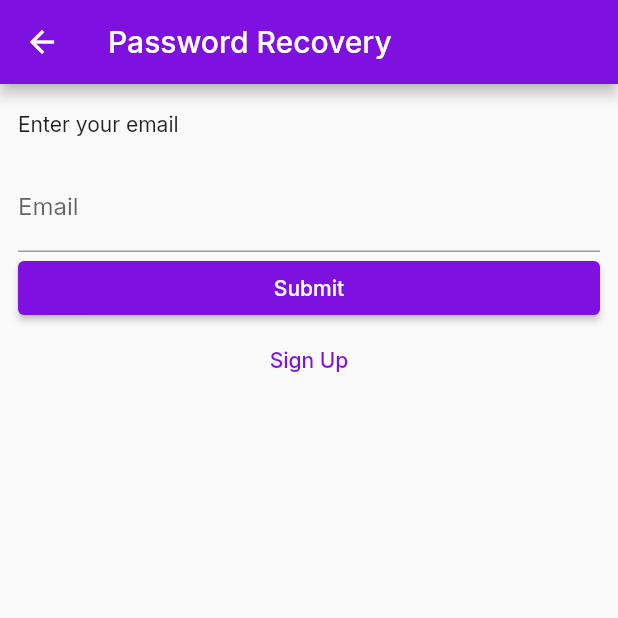
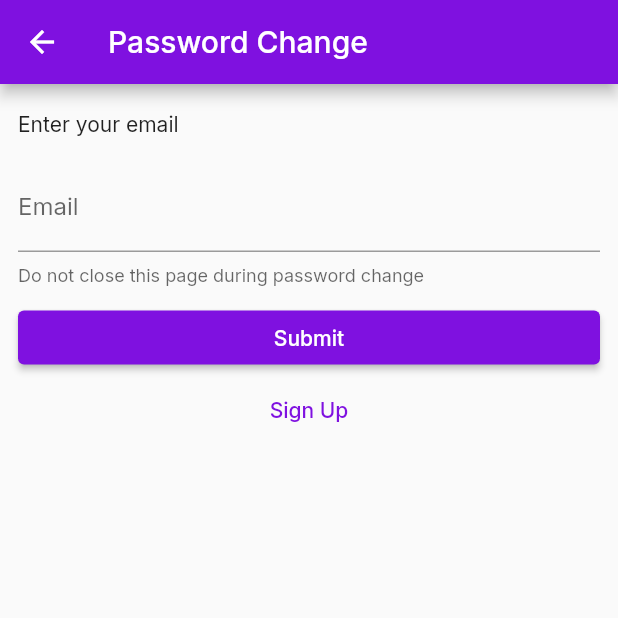
Before and after one commit to de-timebank/frontend, a Flutter app: the screen it shows after launch, after a tap on "Forgot Password", on a phone screen of 412 x 824 dp, the top half of it. Run offline on Flutter 3.47's test engine with Material 2 defaults, Android fonts, the phone set to English and light mode, and no system bars; our stand-ins replace google_fonts, image_picker, supabase_flutter; missing offline and left inert: textfield_tags; accounts and stored records are empty.

Commit message:
supabase limitations
must stay in page during email redirect

```diff
--- a/lib/auth pages/account_page.dart
+++ b/lib/auth pages/account_page.dart
@@ -109,7 +109,7 @@ class _AccountPageState extends State<AccountPage> {
     try {
       await supabase.auth.signOut();
     } on AuthException catch (error) {
-      context.showErrorSnackBar(message: error.message);
+      context.showErrorSnackBar(message: 'error signing out');
     } catch (error) {
       context.showErrorSnackBar(message: 'Unable to signout');
     }
--- a/lib/auth pages/forgotPasword.dart
+++ b/lib/auth pages/forgotPasword.dart
@@ -5,6 +5,8 @@ import 'package:supabase_flutter/supabase_flutter.dart';
 import 'package:testfyp/components/constants.dart';
 //import 'package:testfyp/pages/password.dart';
 import 'package:testfyp/auth%20pages/signUpPage.dart';
+
+import '../splash_page.dart';
 
 class PasswordRecoveryPage extends StatefulWidget {
   const PasswordRecoveryPage({super.key});
@@ -18,6 +20,7 @@ class PasswordRecoveryPageState extends State<PasswordRecoveryPage> {
   bool _redirecting = false;
   late final TextEditingController _emailController;
   late final StreamSubscription<AuthState> _authStateSubscription;
+  //final session = supabase.auth.currentSession;
   //late final TextEditingController _passwordController;
   //late final StreamSubscription<AuthState> _authStateSubscription;
   Future<void> _passwordRecover() async {
@@ -29,10 +32,26 @@ class PasswordRecoveryPageState extends State<PasswordRecoveryPage> {
         _emailController.text,
         redirectTo: kIsWeb ? null : 'io.supabase.flutter://reset-callback/',
       );
+      // final data = await supabase
+      //     .from('profiles')
+      //     .select()
+      //     .eq('Email', _emailController.text);
+      // print(data);
+      //final session = supabase.auth.currentSession;
+      //print(session!.user.id.length);
+      //print(object)
+      // if (response.user!.identities!.length == 0) {
+      //   context.showSnackBar(message: 'User Already Registered!!');
+      //   // _emailController.clear();
+      //   // _passwordController.clear();
+      // } else
       if (mounted) {
         context.showSnackBar(
             message: 'Check your email for password recovery!');
-        _emailController.clear();
+        // _emailController.clear();
+        // Navigator.of(context).popUntil((route) => route.isFirst);
+        // Navigator.pushReplacement(context,
+        //     MaterialPageRoute(builder: (BuildContext context) => SplashPage()));
       }
     } on AuthException catch (error) {
       context.showErrorSnackBar(message: error.message);
@@ -51,6 +70,7 @@ class PasswordRecoveryPageState extends State<PasswordRecoveryPage> {
       if (_redirecting) return;
       final session = data.session;
       final AuthChangeEvent event = data.event;
+      //print(event);
       if (event == AuthChangeEvent.passwordRecovery && session != null) {
         // handle signIn
         Navigator.of(context).pushReplacementNamed('/passwordReset');
@@ -75,7 +95,7 @@ class PasswordRecoveryPageState extends State<PasswordRecoveryPage> {
   Widget build(BuildContext context) {
     return Scaffold(
       appBar: AppBar(
-        title: const Text('Password Recovery'),
+        title: const Text('Password Change'),
         // backgroundColor: Color.fromARGB(255, 127, 17, 224),
       ),
       body: ListView(
@@ -85,14 +105,17 @@ class PasswordRecoveryPageState extends State<PasswordRecoveryPage> {
           const SizedBox(height: 18),
           TextFormField(
             controller: _emailController,
-            decoration: const InputDecoration(labelText: 'Email'),
+            decoration: const InputDecoration(
+                labelText: 'Email',
+                //hintText: 'Do not close this page during password change',
+                helperText: 'Do not close this page during password change'),
           ),
           // const SizedBox(height: 18),
           // TextFormField(
           //   controller: _passwordController,
           //   decoration: const InputDecoration(labelText: 'Password'),
           // ),
-          // const SizedBox(height: 18),
+          const SizedBox(height: 10),
           ElevatedButton(
             onPressed: _isLoading ? null : _passwordRecover,
             child: Text(_isLoading ? 'Loading' : 'Submit'),
--- a/lib/auth pages/loginPage.dart
+++ b/lib/auth pages/loginPage.dart
@@ -52,11 +52,12 @@ class _LoginPageState extends State<LoginPage> {
     _authStateSubscription = supabase.auth.onAuthStateChange.listen((data) {
       if (_redirecting) return;
       final session = data.session;
-      final AuthChangeEvent event = data.event;
-      if (event == AuthChangeEvent.passwordRecovery && session != null) {
-        // handle signIn
-        Navigator.of(context).pushReplacementNamed('/passwordReset');
-      } else if (session != null) {
+      // final AuthChangeEvent event = data.event;
+      // if (event == AuthChangeEvent.passwordRecovery && session != null) {
+      //   // handle signIn
+      //   Navigator.of(context).pushReplacementNamed('/passwordReset');
+      // } else
+      if (session != null) {
         _redirecting = true;
         Navigator.of(context).pushReplacementNamed('/navigation');
       }
--- a/lib/auth pages/signUpPage.dart
+++ b/lib/auth pages/signUpPage.dart
@@ -36,7 +36,7 @@ class _SignUpPageState extends State<SignUpPage> {
       );
 
       // ERROR: Prompt the user to try again!
-      print(response.user!.identities!.length);
+      // print(response.user!.identities!.length);
       // if (session != null) {!
       //   context.showSnackBar(message: 'User Already Registered!!');
       // }
@@ -108,6 +108,7 @@ class _SignUpPageState extends State<SignUpPage> {
             obscureText: !_passwordVisible,
             decoration: InputDecoration(
               labelText: 'Password',
+              helperText: 'Do not close this page when signing up',
               suffixIcon: IconButton(
                 icon: Icon(
                   // Based on passwordVisible state choose the icon
--- a/lib/splash_page.dart
+++ b/lib/splash_page.dart
@@ -5,7 +5,7 @@
 import 'dart:async';
 
 import 'package:flutter/material.dart';
-import 'package:supabase_flutter/supabase_flutter.dart';
+//import 'package:supabase_flutter/supabase_flutter.dart';
 // import 'package:supabase_flutter/supabase_flutter.dart';
 import 'package:testfyp/components/constants.dart';
 
@@ -17,23 +17,32 @@ class SplashPage extends StatefulWidget {
 }
 
 class _SplashPageState extends State<SplashPage> {
-  bool _redirecting = false;
-  late final StreamSubscription<AuthState> _authStateSubscription;
+  //bool _redirecting = false;
+  //late final StreamSubscription<AuthState> _authStateSubscription;
   bool _redicrectCalled = false;
   @override
   void didChangeDependencies() {
     super.didChangeDependencies();
-    _authStateSubscription = supabase.auth.onAuthStateChange.listen((data) {
-      if (_redirecting) return;
-      final session1 = data.session;
-      final AuthChangeEvent event = data.event;
-      if (event == AuthChangeEvent.passwordRecovery && session1 != null) {
-        // handle signIn
-        Navigator.of(context).pushReplacementNamed('/passwordReset');
-      }
-    });
+    //_passwordRecovery();
     _redirect();
   }
+
+  // Future<void> _passwordRecovery() async {
+  //   _authStateSubscription = supabase.auth.onAuthStateChange.listen((data) {
+  //     //if (_redirecting) return;
+  //     final session = data.session;
+  //     final AuthChangeEvent event = data.event;
+  //     //print(event);
+  //     if (event == AuthChangeEvent.passwordRecovery && session != null) {
+  //       // handle signIn
+  //       Navigator.of(context).pushReplacementNamed('/passwordReset');
+  //     }
+  //     // Navigator.pushReplacement(
+  //     //     context,
+  //     //     MaterialPageRoute(
+  //     //         builder: (BuildContext context) => const PasswordPage()));
+  //   });
+  // }
 
   Future<void> _redirect() async {
     await Future.delayed(Duration.zero);
@@ -44,6 +53,16 @@ class _SplashPageState extends State<SplashPage> {
     _redicrectCalled = true;
 
     final session = supabase.auth.currentSession;
+    //print('The session is ' + session.toString());
+    // _authStateSubscription = supabase.auth.onAuthStateChange.listen((data) {
+    //   //if (_redirecting) return;
+    //   final session1 = data.session;
+    //   final AuthChangeEvent event = data.event;
+    //   if (event == AuthChangeEvent.passwordRecovery && session1 != null) {
+    //     // handle signIn
+    //     Navigator.of(context).pushReplacementNamed('/passwordReset');
+    //   } else
+    // });
 
     if (session != null) {
       Navigator.of(context).pushReplacementNamed('/navigation');
@@ -52,17 +71,24 @@ class _SplashPageState extends State<SplashPage> {
     }
   }
 
+  @override
+  void dispose() {
+    //_authStateSubscription.cancel();
+    super.dispose();
+  }
+
   // @override
   // void initState() {
   //   _authStateSubscription = supabase.auth.onAuthStateChange.listen((data) {
-  //     if (_redirecting) return;
+  //     //if (_redirecting) return;
   //     final session = data.session;
   //     final AuthChangeEvent event = data.event;
-  //     if (event == AuthChangeEvent.passwordRecovery && session != null) {
+  //     if (event == AuthChangeEvent.passwordRecovery) {
   //       // handle signIn
   //       Navigator.of(context).pushReplacementNamed('/passwordReset');
   //     }
   //   });
+  //   _redirect();
   //   super.initState();
   // }
 
```
Also changed, not shown: lib/navigation.dart (+18 -18 lines).
